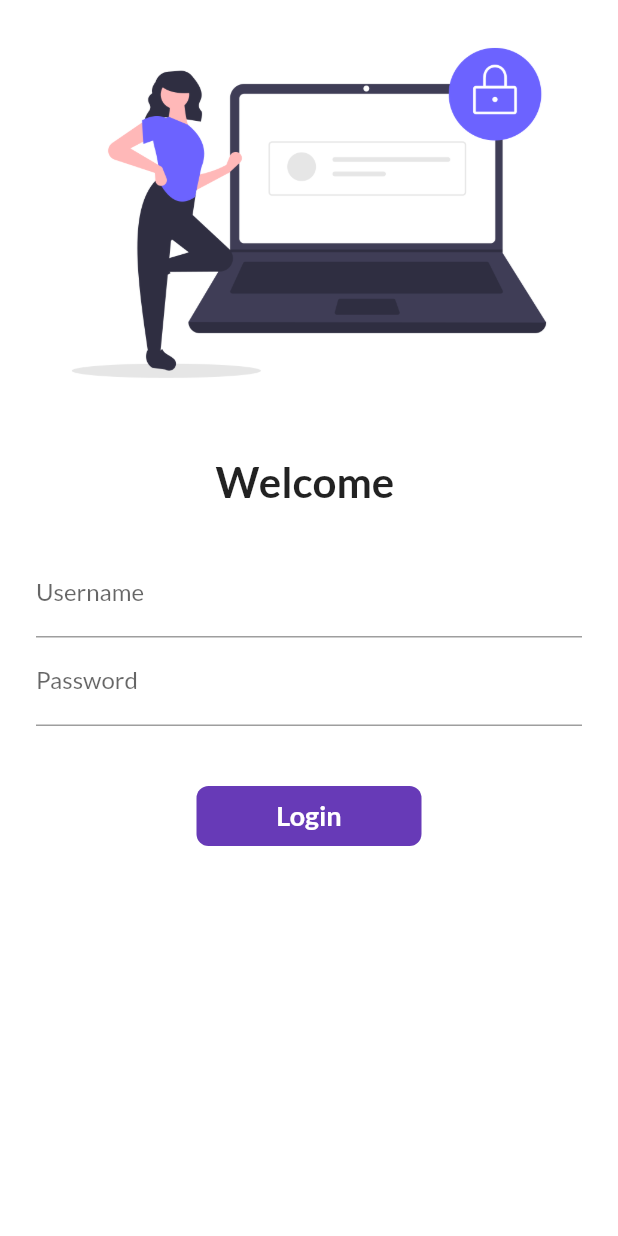
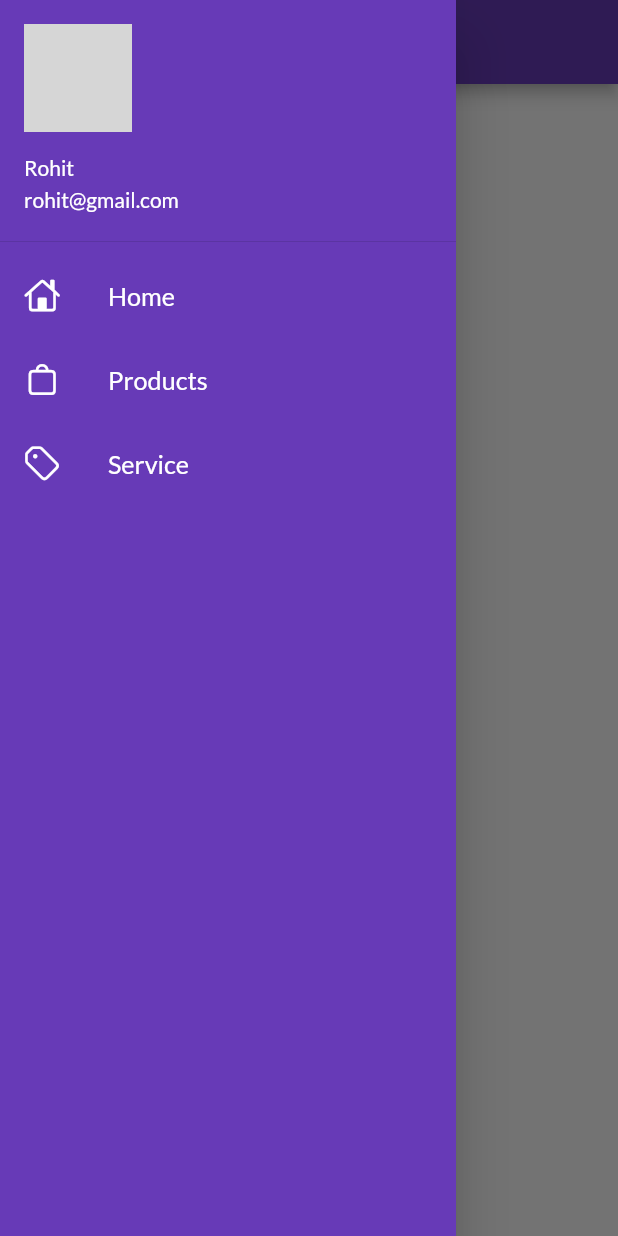
Before and after one commit to Rohit-Chandra-007/catalog_app, a Flutter app: the screen it shows after launch, with the side drawer open (before the commit the screen has no drawer), on a phone screen of 412 x 824 dp. Run offline on Flutter 3.47's test engine with Material 2 defaults, Android fonts, the phone set to English and light mode, and no system bars; our stand-ins replace google_fonts; network calls fail; grey boxes are pictures that could not be loaded.

Commit message:
Drawer,ListView,ListTile day 9 task complete

```diff
--- a/lib/main.dart
+++ b/lib/main.dart
@@ -19,7 +19,7 @@ class MyApp extends StatelessWidget {
         MyRoutes.homeRoute: (context) => HomePage(),
         MyRoutes.loginRoute: (context) => LoginPage()
       },
-      initialRoute: MyRoutes.loginRoute,
+      initialRoute: MyRoutes.homeRoute,
     );
   }
 }
--- a/lib/pages/home_page.dart
+++ b/lib/pages/home_page.dart
@@ -1,7 +1,9 @@
 import 'package:flutter/material.dart';
+import 'package:flutter_app_one/widgets/my_drawer.dart';
 
 class HomePage extends StatelessWidget {
   final int days = 30;
+
   @override
   Widget build(BuildContext context) {
     return Scaffold(
@@ -13,7 +15,9 @@ class HomePage extends StatelessWidget {
           child: Text("Welcome to $days days of Flutter"),
         ),
       ),
-      drawer: Drawer(),
+      drawer: Drawer(
+        child: MyDrawer(),
+      ),
     );
   }
 }
--- /dev/null
+++ b/lib/widgets/my_drawer.dart
@@ -0,0 +1,70 @@
+import 'package:flutter/cupertino.dart';
+import 'package:flutter/material.dart';
+
+class MyDrawer extends StatelessWidget {
+  String imageUrl = 'https://economictimes.indiatimes.com/thumb/msid-70119616,'
+      'width-1200,height-900,resizemode-4,imgsize-160034/'
+      'rohit-sharma-the-odi-cricket-phenomenon.jpg?from=mdr';
+
+  @override
+  Widget build(BuildContext context) {
+    return Container(
+      color: Colors.deepPurple,
+      child: ListView(
+        padding: EdgeInsets.zero,
+        children: [
+          DrawerHeader(
+            padding: EdgeInsets.zero,
+            child: UserAccountsDrawerHeader(
+              margin: EdgeInsets.zero,
+              accountName: Text("Rohit"),
+              accountEmail: Text("rohit@gmail.com"),
+              currentAccountPicture: CircleAvatar(
+                backgroundImage: NetworkImage(imageUrl),
+              ),
+            ),
+          ),
+          ListTile(
+            leading: Icon(
+              CupertinoIcons.home,
+              color: Colors.white,
+            ),
+            title: Text(
+              "Home",
+              textScaleFactor: 1.2,
+              style: TextStyle(
+                color: Colors.white,
+              ),
+            ),
+          ),
+          ListTile(
+            leading: Icon(
+              CupertinoIcons.bag,
+              color: Colors.white,
+            ),
+            title: Text(
+              "Products",
+              textScaleFactor: 1.2,
+              style: TextStyle(
+                color: Colors.white,
+              ),
+            ),
+          ),
+          ListTile(
+            leading: Icon(
+              CupertinoIcons.tag,
+              color: Colors.white,
+            ),
+            title: Text(
+              "Service",
+              textScaleFactor: 1.2,
+              style: TextStyle(
+                color: Colors.white,
+              ),
+            ),
+          )
+        ],
+      ),
+    );
+  }
+}
```
